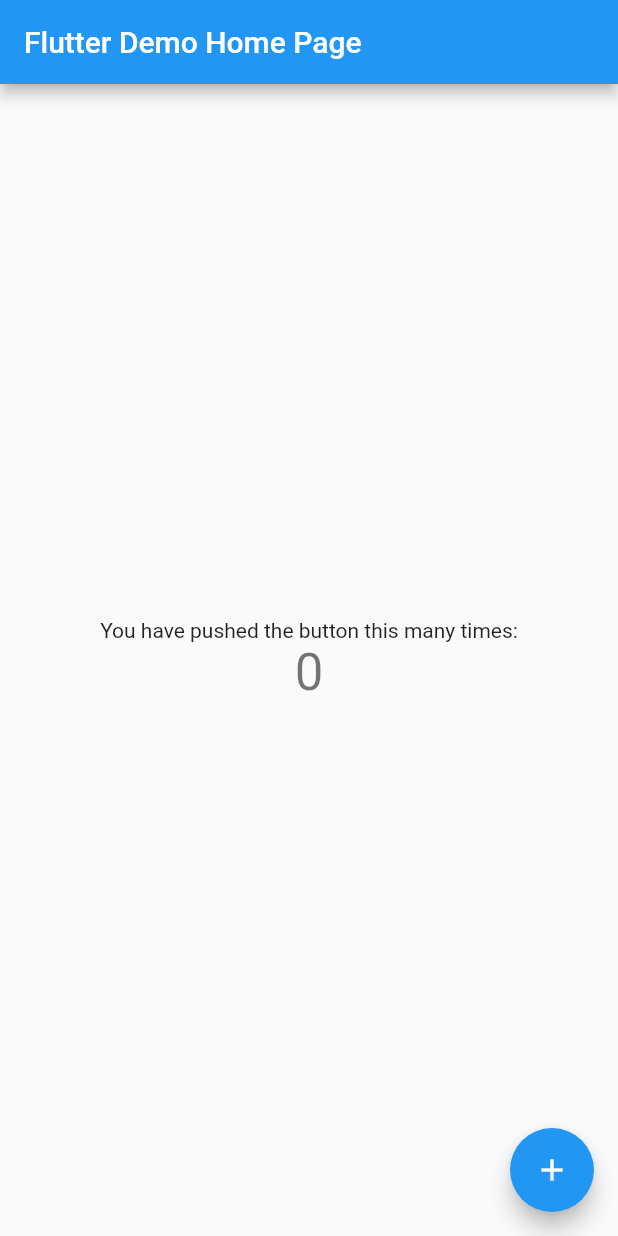
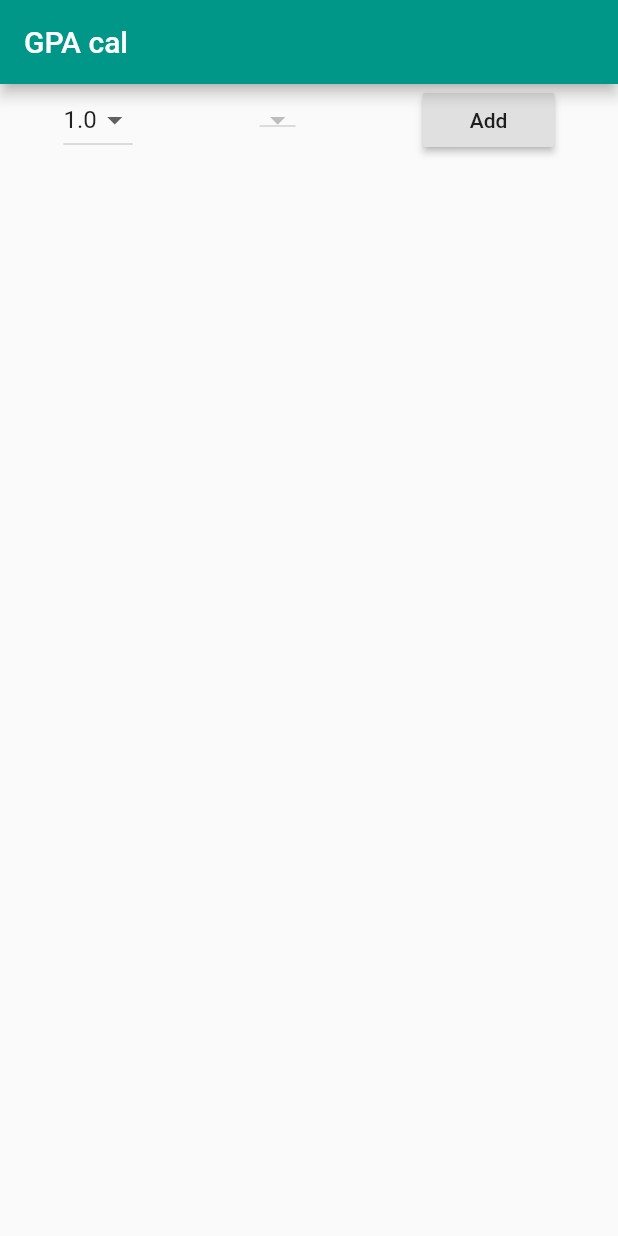
Before and after one commit to chamikaCN/GPAcal, a Flutter app: the screen it shows after launch, on a phone screen of 412 x 824 dp. Run offline on Flutter 3.47's test engine with Material 2 defaults, Android fonts, the phone set to English and light mode, and no system bars.

Commit message:
axis alignments

```diff
--- a/gpacal_flutter_app/lib/main.dart
+++ b/gpacal_flutter_app/lib/main.dart
@@ -7,105 +7,58 @@ class MyApp extends StatelessWidget {
   @override
   Widget build(BuildContext context) {
     return MaterialApp(
-      title: 'Flutter Demo',
       theme: ThemeData(
-        // This is the theme of your application.
-        //
-        // Try running your application with "flutter run". You'll see the
-        // application has a blue toolbar. Then, without quitting the app, try
-        // changing the primarySwatch below to Colors.green and then invoke
-        // "hot reload" (press "r" in the console where you ran "flutter run",
-        // or simply save your changes to "hot reload" in a Flutter IDE).
-        // Notice that the counter didn't reset back to zero; the application
-        // is not restarted.
-        primarySwatch: Colors.blue,
+        primarySwatch: Colors.teal,
+        accentColor: Colors.amberAccent,
       ),
-      home: MyHomePage(title: 'Flutter Demo Home Page'),
+      home: Scaffold(
+        appBar: AppBar(
+          title: Text('GPA cal'),
+        ),
+        body: GPAhome(),
+      ),
     );
   }
 }
 
-class MyHomePage extends StatefulWidget {
-  MyHomePage({Key key, this.title}) : super(key: key);
-
-  // This widget is the home page of your application. It is stateful, meaning
-  // that it has a State object (defined below) that contains fields that affect
-  // how it looks.
-
-  // This class is the configuration for the state. It holds the values (in this
-  // case the title) provided by the parent (in this case the App widget) and
-  // used by the build method of the State. Fields in a Widget subclass are
-  // always marked "final".
-
-  final String title;
-
+class GPAhome extends StatefulWidget {
   @override
-  _MyHomePageState createState() => _MyHomePageState();
+  _GPAhomeState createState() => _GPAhomeState();
 }
 
-class _MyHomePageState extends State<MyHomePage> {
-  int _counter = 0;
-
-  void _incrementCounter() {
-    setState(() {
-      // This call to setState tells the Flutter framework that something has
-      // changed in this State, which causes it to rerun the build method below
-      // so that the display can reflect the updated values. If we changed
-      // _counter without calling setState(), then the build method would not be
-      // called again, and so nothing would appear to happen.
-      _counter++;
-    });
-  }
+class _GPAhomeState extends State<GPAhome> {
+  String creditValue = '1.0';
 
   @override
   Widget build(BuildContext context) {
-    // This method is rerun every time setState is called, for instance as done
-    // by the _incrementCounter method above.
-    //
-    // The Flutter framework has been optimized to make rerunning build methods
-    // fast, so that you can just rebuild anything that needs updating rather
-    // than having to individually change instances of widgets.
-    return Scaffold(
-      appBar: AppBar(
-        // Here we take the value from the MyHomePage object that was created by
-        // the App.build method, and use it to set our appbar title.
-        title: Text(widget.title),
-      ),
-      body: Center(
-        // Center is a layout widget. It takes a single child and positions it
-        // in the middle of the parent.
-        child: Column(
-          // Column is also a layout widget. It takes a list of children and
-          // arranges them vertically. By default, it sizes itself to fit its
-          // children horizontally, and tries to be as tall as its parent.
-          //
-          // Invoke "debug painting" (press "p" in the console, choose the
-          // "Toggle Debug Paint" action from the Flutter Inspector in Android
-          // Studio, or the "Toggle Debug Paint" command in Visual Studio Code)
-          // to see the wireframe for each widget.
-          //
-          // Column has various properties to control how it sizes itself and
-          // how it positions its children. Here we use mainAxisAlignment to
-          // center the children vertically; the main axis here is the vertical
-          // axis because Columns are vertical (the cross axis would be
-          // horizontal).
-          mainAxisAlignment: MainAxisAlignment.center,
+    return Column(
+      mainAxisAlignment: MainAxisAlignment.start,
+      crossAxisAlignment: CrossAxisAlignment.center,
+      children: <Widget>[
+        Row(
+          mainAxisAlignment: MainAxisAlignment.spaceAround,
+          crossAxisAlignment: CrossAxisAlignment.center,
           children: <Widget>[
-            Text(
-              'You have pushed the button this many times:',
+            DropdownButton<String>(
+              value: creditValue,
+              onChanged: (newvalue) {
+                setState(() {
+                  creditValue = newvalue;
+                });
+              },
+              items: <String>['1.0', '2.0', '3.0', '4.0']
+                  .map<DropdownMenuItem<String>>((String value) {
+                return DropdownMenuItem<String>(
+                  value: value,
+                  child: Text(value),
+                );
+              }).toList(),
             ),
-            Text(
-              '$_counter',
-              style: Theme.of(context).textTheme.display1,
-            ),
+            DropdownButton(items: null, onChanged: null),
+            RaisedButton(child: Text('Add'), onPressed: () {}),
           ],
         ),
-      ),
-      floatingActionButton: FloatingActionButton(
-        onPressed: _incrementCounter,
-        tooltip: 'Increment',
-        child: Icon(Icons.add),
-      ), // This trailing comma makes auto-formatting nicer for build methods.
+      ],
     );
   }
 }
```
